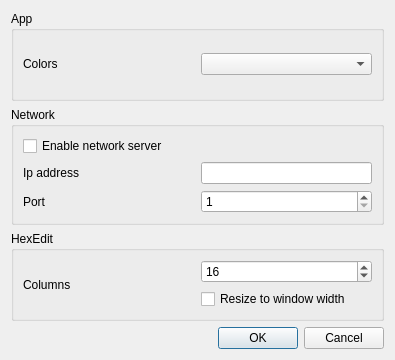
Before: the Qt Designer form src/ui/optionsdialog.ui in codilime/veles, drawn with Qt 5.
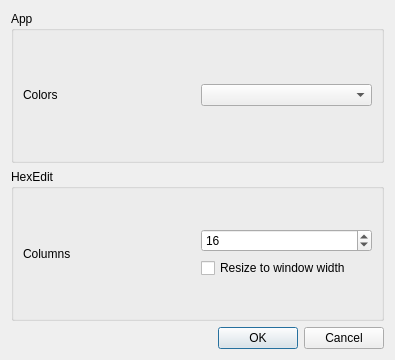
After: the same form once the commit is applied.

Commit message: Remove old approach to network communication using protobuf

```diff
--- a/src/ui/optionsdialog.ui
+++ b/src/ui/optionsdialog.ui
@@ -44,68 +44,6 @@
      </layout>
     </widget>
    </item>
-   <item>
-    <widget class="QGroupBox" name="network">
-     <property name="title">
-      <string>Network</string>
-     </property>
-     <layout class="QVBoxLayout" name="verticalLayout_4">
-      <item>
-       <layout class="QHBoxLayout" name="horizontalLayout_6">
-        <item>
-         <widget class="QCheckBox" name="networkEnabled">
-          <property name="text">
-           <string>Enable network server</string>
-          </property>
-         </widget>
-        </item>
-       </layout>
-      </item>
-      <item>
-       <layout class="QHBoxLayout" name="horizontalLayout_7">
-        <item>
-         <widget class="QLabel" name="label">
-          <property name="text">
-           <string>Ip address</string>
-          </property>
-         </widget>
-        </item>
-        <item>
-         <widget class="QLineEdit" name="ipAddress">
-          <property name="sizePolicy">
-           <sizepolicy hsizetype="Minimum" vsizetype="Fixed">
-            <horstretch>0</horstretch>
-            <verstretch>0</verstretch>
-           </sizepolicy>
-          </property>
-         </widget>
-        </item>
-       </layout>
-      </item>
-      <item>
-       <layout class="QHBoxLayout" name="horizontalLayout_3">
-        <item>
-         <widget class="QLabel" name="labelPort">
-          <property name="text">
-           <string>Port</string>
-          </property>
-         </widget>
-        </item>
-        <item>
-         <widget class="QSpinBox" name="portBox">
-          <property name="minimum">
-           <number>1</number>
-          </property>
-          <property name="maximum">
-           <number>65535</number>
-          </property>
-         </widget>
-        </item>
-       </layout>
-      </item>
-     </layout>
-    </widget>
-   </item>
    <item>
     <widget class="QGroupBox" name="gbHexEdit">
      <property name="title">
```
The commit also changes 24 other files.
